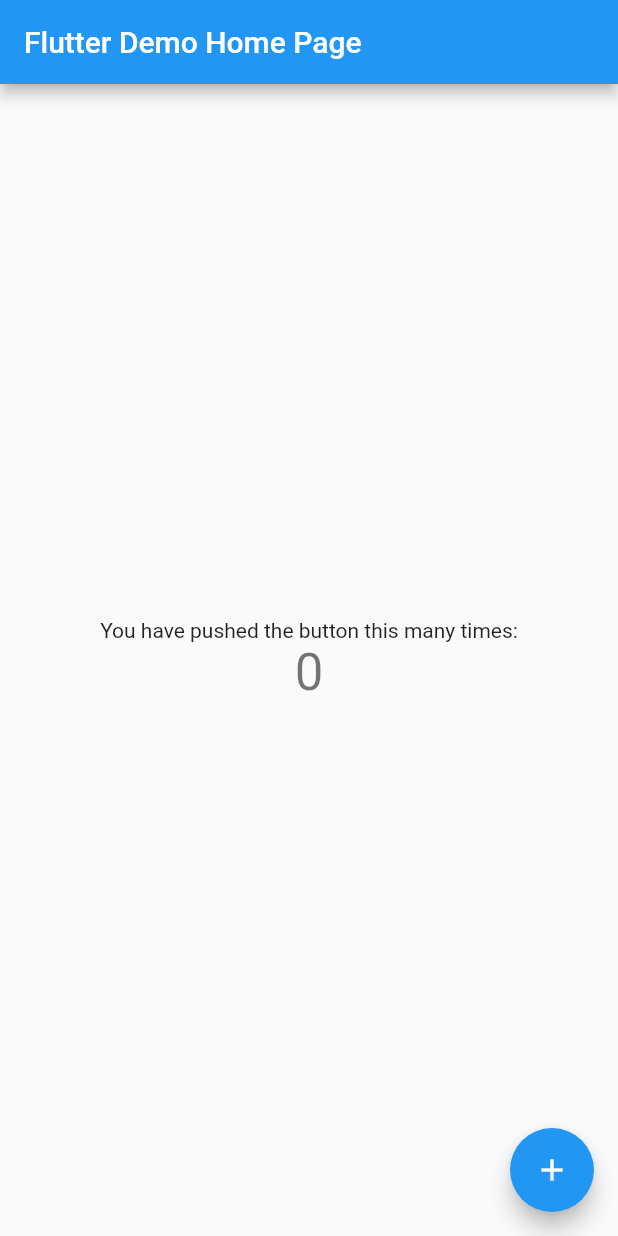
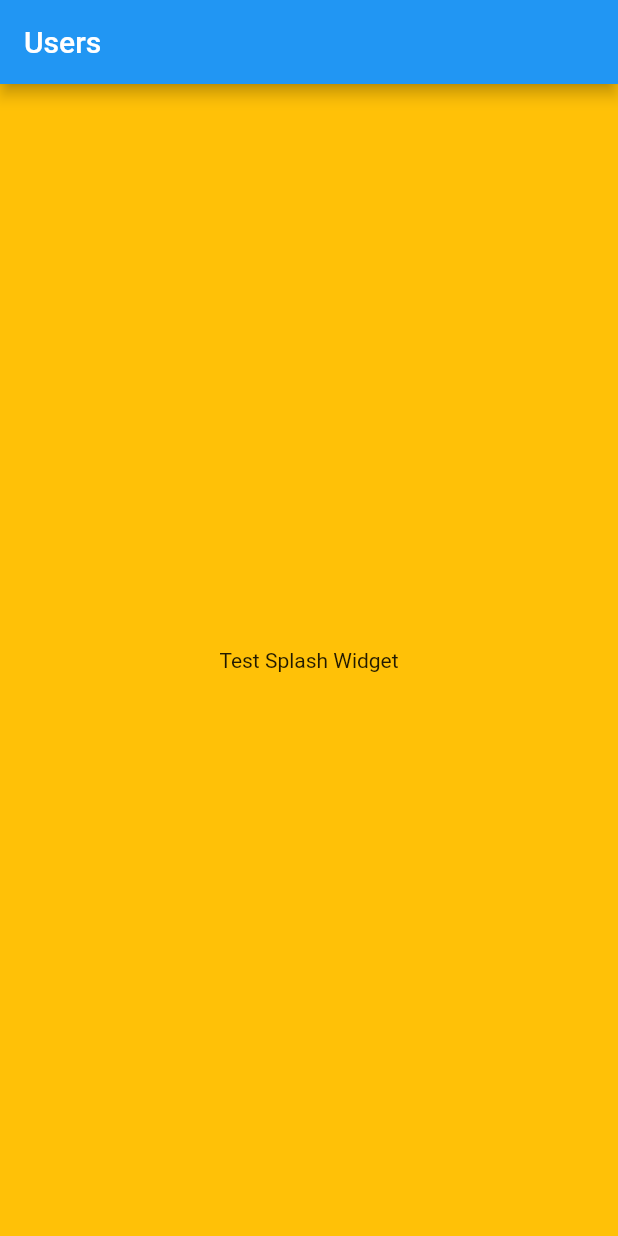
Before and after one commit to cis-emp1822/sawayo_assignment, a Flutter app: the screen it shows after launch, on a phone screen of 412 x 824 dp. Run offline on Flutter 3.47's test engine with Material 2 defaults, Android fonts, the phone set to English and light mode, and no system bars; our stand-ins replace bloc, dio, flutter_bloc.

Commit message:
UI updated with needed widgets

```diff
--- a/lib/main.dart
+++ b/lib/main.dart
@@ -1,4 +1,6 @@
 import 'package:flutter/material.dart';
+import 'package:flutter_bloc/flutter_bloc.dart';
+import 'package:sawayo_assignment/cubits/userlisting/userlisting_cubit.dart';
 import 'package:sawayo_assignment/views/users_list.dart';
 
 void main() {
@@ -11,12 +13,15 @@ class MyApp extends StatelessWidget {
   // This widget is the root of your application.
   @override
   Widget build(BuildContext context) {
-    return MaterialApp(
-      title: 'Flutter Demo',
-      theme: ThemeData(
-        primarySwatch: Colors.blue,
+    return BlocProvider(
+      create: (context) => UserlistingCubit(),
+      child: MaterialApp(
+        title: 'Users',
+        theme: ThemeData(
+          primarySwatch: Colors.blue,
+        ),
+        home: const UsersList(title: 'Users'),
       ),
-      home: const UsersList(title: 'Flutter Demo Home Page'),
     );
   }
 }
--- a/lib/services/users_api.dart
+++ b/lib/services/users_api.dart
@@ -2,8 +2,8 @@ import 'package:dio/dio.dart';
 import 'package:sawayo_assignment/models/server_response.dart';
 
 class UserApi {
-  final Dio? dio;
-  UserApi({this.dio});
+  final Dio? _dio;
+  UserApi(this._dio);
 
   ServerResponse simplifyGetResponse(Response response,
       {String data = "data"}) {
@@ -32,7 +32,7 @@ class UserApi {
 
   Future<ServerResponse?> fetchUsersList() async {
     try {
-      final response = await dio!.get('/users');
+      final response = await _dio!.get('/users');
       return simplifyGetResponse(response, data: "Users");
     } catch (e) {
       return ServerResponse(
--- a/lib/views/users_list.dart
+++ b/lib/views/users_list.dart
@@ -1,4 +1,9 @@
 import 'package:flutter/material.dart';
+import 'package:flutter_bloc/flutter_bloc.dart';
+import 'package:sawayo_assignment/cubits/userlisting/userlisting_cubit.dart';
+import 'package:sawayo_assignment/widgets/failure_screen.dart';
+import 'package:sawayo_assignment/widgets/splash.dart';
+import 'package:sawayo_assignment/widgets/userview.dart';
 
 class UsersList extends StatefulWidget {
   const UsersList({Key? key, required this.title}) : super(key: key);
@@ -8,39 +13,35 @@ class UsersList extends StatefulWidget {
 }
 
 class _UsersListState extends State<UsersList> {
-  int _counter = 0;
-
-  void _incrementCounter() {
-    setState(() {
-      _counter++;
-    });
-  }
-
   @override
   Widget build(BuildContext context) {
     return Scaffold(
-      appBar: AppBar(
-        title: Text(widget.title),
-      ),
-      body: Center(
-        child: Column(
-          mainAxisAlignment: MainAxisAlignment.center,
-          children: <Widget>[
-            const Text(
-              'You have pushed the button this many times:',
-            ),
-            Text(
-              '$_counter',
-              style: Theme.of(context).textTheme.headline4,
-            ),
-          ],
+        appBar: AppBar(
+          title: Text(widget.title),
         ),
-      ),
-      floatingActionButton: FloatingActionButton(
-        onPressed: _incrementCounter,
-        tooltip: 'Increment',
-        child: const Icon(Icons.add),
-      ),
-    );
+        body: Center(child: BlocBuilder<UserlistingCubit, UserlistingState>(
+            builder: ((context, state) {
+          if (state is UserlistingInitial) {
+            return const Splash();
+          }
+          if (state is UserlistingLoading) {
+            return const CircularProgressIndicator();
+          }
+          if (state is UserlistingFailure) {
+            FailureScreen(message: state.message);
+          }
+          if (state is UserlistingSuccess) {
+            if (state.userData!.isNotEmpty) {
+              return ListView.builder(
+                  itemCount: state.userData!.length,
+                  itemBuilder: (context, index) => Userview(
+                        userData: state.userData![index],
+                      ));
+            } else {
+              return const FailureScreen(message: "No Users Found");
+            }
+          }
+          return const Splash();
+        }))));
   }
 }
--- /dev/null
+++ b/lib/widgets/splash.dart
@@ -0,0 +1,15 @@
+import 'package:flutter/material.dart';
+
+class Splash extends StatelessWidget {
+  const Splash({Key? key}) : super(key: key);
+
+  @override
+  Widget build(BuildContext context) {
+    return Container(
+      color: Colors.amber,
+      child: const Center(
+        child: Text("Test Splash Widget"),
+      ),
+    );
+  }
+}
```
Also changed, not shown: lib/widgets/failure_screen.dart (added, +20 -0 lines), lib/widgets/userview.dart (added, +20 -0 lines), 1 other file.
